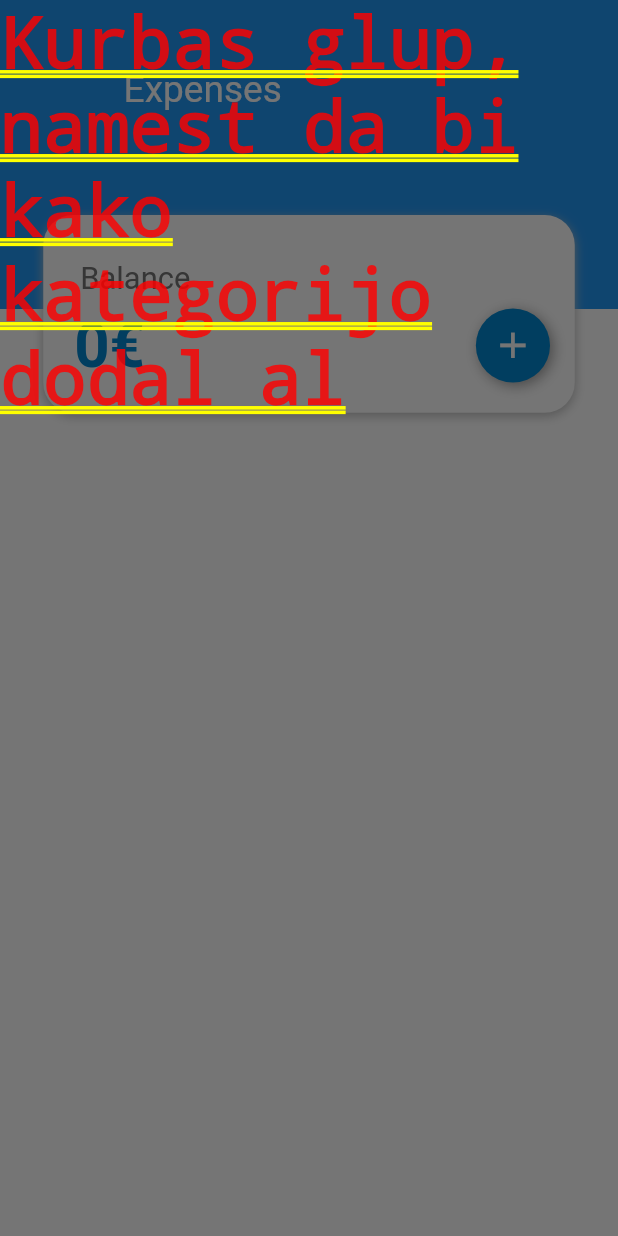
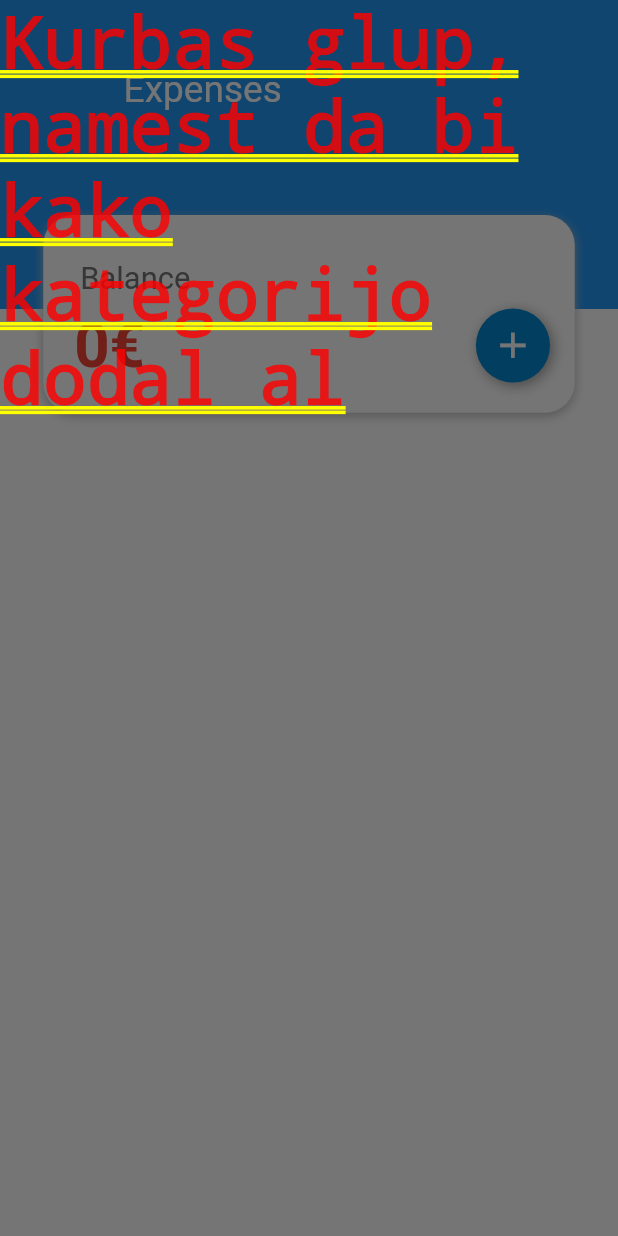
Before and after one commit to jurkko/Budget_Sidekick, a Flutter app: the Expenses screen opened directly, after a tap on the "add" icon, on a phone screen of 412 x 824 dp. Run offline on Flutter 3.47's test engine with Material 2 defaults, Android fonts, the phone set to English and light mode, and no system bars; our stand-ins replace charts_flutter, cloud_firestore, dartz, firebase_auth, font_awesome_flutter; missing offline and left inert: flutter_iconpicker; accounts and stored records are empty.

Commit message:
Balance color, Expense sorting, Cat edit updates icons on expenses

```diff
--- a/lib/Screens/Core/features/Categories/categories.dart
+++ b/lib/Screens/Core/features/Categories/categories.dart
@@ -69,7 +69,7 @@ class CategoriesState extends State<Categories> {
                                     TextCapitalization.sentences,
                                 cursorColor: Colors.white,
                                 controller: _controllerName,
-                                maxLength: 20,
+                                maxLength: 15,
                                 style: TextStyle(fontSize: width * 0.05),
                                 keyboardType: TextInputType.text,
                                 maxLines: 1,
--- a/lib/Screens/Core/features/Expenses/customDialog.dart
+++ b/lib/Screens/Core/features/Expenses/customDialog.dart
@@ -211,12 +211,12 @@ class _CustomDialogState extends State<CustomDialog> {
                                 "Category",
                                 style: TextStyle(
                                     color: Colors.white,
-                                    fontSize: width * 0.05),
+                                    fontSize: width * 0.04),
                               ),
                             ),
                             Padding(
                               padding: const EdgeInsets.only(
-                                left: 13,
+                                left: 3,
                               ),
                               child: new Theme(
                                 data: Theme.of(context)
@@ -226,7 +226,6 @@ class _CustomDialogState extends State<CustomDialog> {
                                   onChanged: (String newValue) {
                                     setState(() {
                                       initialCat = newValue;
-                                      //Set Icon Code
                                     });
                                   },
                                   style: TextStyle(color: Colors.white),
@@ -244,10 +243,19 @@ class _CustomDialogState extends State<CustomDialog> {
                                     return DropdownMenuItem<String>(
                                       onTap: () {
                                         iconCode = cat.iconCode;
-                                        print(iconCode.toString());
                                       },
                                       value: cat.id,
-                                      child: Text(cat.name),
+                                      child: Row(
+                                        mainAxisAlignment:
+                                            MainAxisAlignment.spaceBetween,
+                                        children: <Widget>[
+                                          Text(cat.name),
+                                          Icon(
+                                              IconData(cat.iconCode,
+                                                  fontFamily: 'MaterialIcons'),
+                                              color: Colors.white),
+                                        ],
+                                      ),
                                     );
                                   }).toList(),
                                 ),
--- a/lib/Screens/Core/features/Expenses/expenses.dart
+++ b/lib/Screens/Core/features/Expenses/expenses.dart
@@ -54,6 +54,7 @@ class ExpensesState extends State<Expenses> {
                   builder: (context, snapshot) {
                     if (snapshot.hasData) {
                       listOfExpenses = snapshot.data;
+                      listOfExpenses.sort((a, b) => b.date.compareTo(a.date));
                       return Container(
                         child: SingleChildScrollView(
                           physics: NeverScrollableScrollPhysics(),
@@ -91,7 +92,6 @@ class ExpensesState extends State<Expenses> {
                                   ),
                                   Positioned(
                                     bottom: 0,
-
                                     left: width * 0.07, // 30,
                                     right: width * 0.07, // 30,
                                     child: Container(
@@ -150,9 +150,13 @@ class ExpensesState extends State<Expenses> {
                                                         overflow: TextOverflow
                                                             .ellipsis,
                                                         style: TextStyle(
-                                                            color: Colors
-                                                                    .lightBlue[
-                                                                700], //Colors.indigo[400],
+                                                            color: account
+                                                                        .balance >
+                                                                    0
+                                                                ? Colors.lightBlue[
+                                                                    700]
+                                                                : Colors
+                                                                    .red, //Colors.indigo[400],
                                                             fontWeight:
                                                                 FontWeight.bold,
                                                             fontSize:
```
Also changed, not shown: lib/Services/database.dart (+14 -0 lines).
